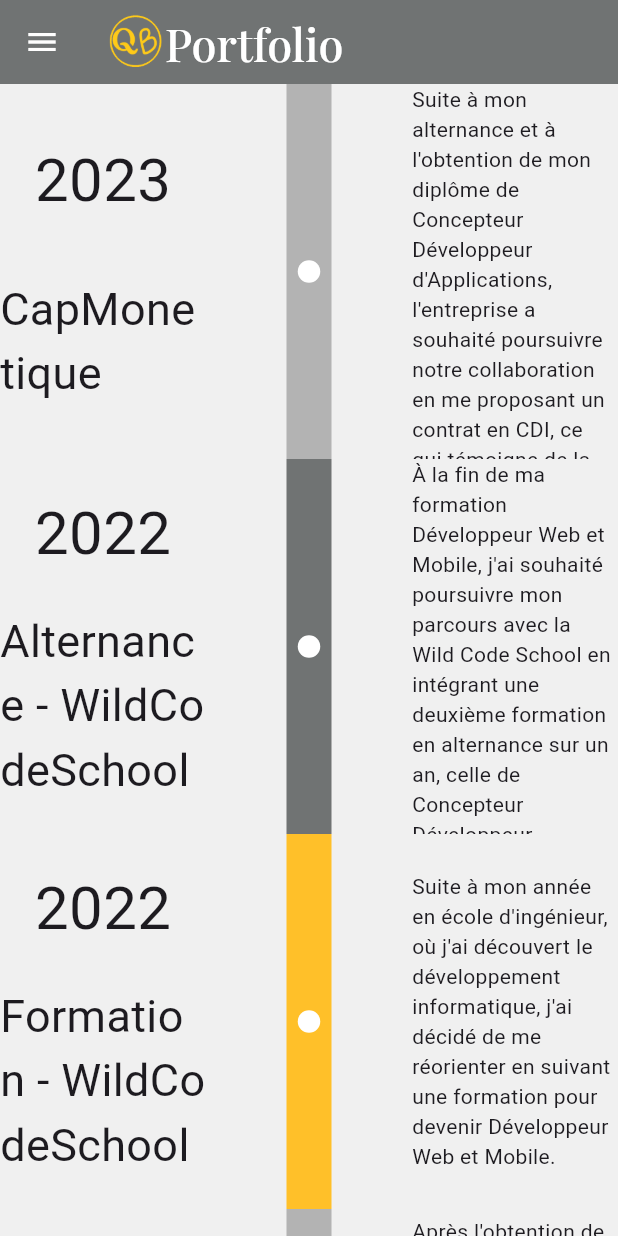
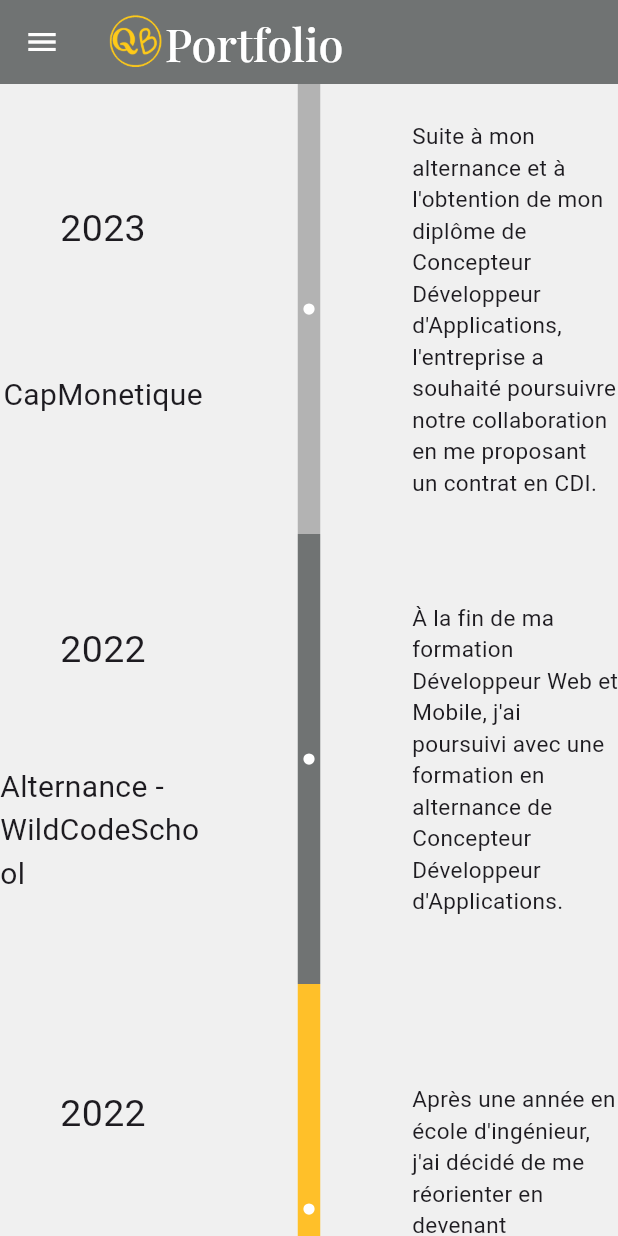
Before and after one commit to quentin37/portfolio, a Flutter app: the screen it shows after launch, in the side drawer, after a tap on "Mon parcours", on a phone screen of 412 x 824 dp. Run offline on Flutter 3.47's test engine with Material 3 defaults, Android fonts, the light colour scheme and no system bars; our stand-ins replace animated_text_kit, google_fonts.

Commit message:
add widget and refactor code

```diff
--- a/lib/screens/parcours.dart
+++ b/lib/screens/parcours.dart
@@ -13,6 +13,60 @@
 class MyPathState extends State<MyPath> {
   bool isHovering1 = false;
   bool isHovering2 = false;
+  double title = 35;
+  double subTitle = 25;
+  double description = 20;
+  double height = 250;
+
+  @override
+  void didChangeDependencies() {
+    super.didChangeDependencies();
+    if (Responsive.isMobile(context)) {
+      title = 25;subTitle = 20;description = 15;height=300;
+    } else if (Responsive.isTablet(context)) {
+      title = 30;subTitle = 25;description = 20;height=250;
+    } else {
+      title = 35;subTitle = 30;description = 20;height=250;
+    }
+  }
+
+  final List<Map<String, String>> timelineData = [
+    {
+      'color':'0xffB3B3B3',
+      'year': '2023',
+      'title': 'CapMonetique',
+      'description':
+      'Suite à mon alternance et à l\'obtention de mon diplôme de Concepteur Développeur d\'Applications, l\'entreprise a souhaité poursuivre notre collaboration en me proposant un contrat en CDI.'
+    },
+    {
+      'color':'0xff707373',
+      'year': '2022',
+      'title': 'Alternance - WildCodeSchool',
+      'description':
+      'À la fin de ma formation Développeur Web et Mobile, j\'ai poursuivi avec une formation en alternance de Concepteur Développeur d\'Applications.'
+    },
+    {
+      'color':'0xffFFC029',
+      'year': '2022',
+      'title': 'Formation - WildCodeSchool',
+      'description':
+      'Après une année en école d\'ingénieur, j\'ai décidé de me réorienter en devenant Développeur Web et Mobile via la Wild Code School.'
+    },
+    {
+      'color':'0xffB3B3B3',
+      'year': '2021',
+      'title': 'SupInfo',
+      'description':
+      'Après mon baccalauréat STI2D, j\'ai approfondi mes connaissances en informatique en intégrant une école d\'ingénieur.'
+    },
+    {
+      'color':'0xff707373',
+      'year': '2020',
+      'title': 'Baccalauréat',
+      'description':
+      'Obtention du baccalauréat Technologique STI2D avec la mention Assez Bien, option SIN (Systèmes d\'Information et Numérique).'
+    }
+  ];
 
   @override
   Widget build(BuildContext context) {
@@ -89,223 +143,72 @@
       ) : null,
       body: SingleChildScrollView(
         child: Column(
-          children: <Widget>[
-            SizedBox(
-              height: 250,
+          children:
+          timelineData.map((data) {
+            return _buildTimelineRow(
+                context,int.parse(data['color']!), data['year']!, data['title']!, data['description']!, title, subTitle, description, Responsive.isMobile(context) ? 15 : 30,height);
+          }).toList(),
+        ),
+      ),
+    );
+  }
+
+  Widget _buildTimelineRow(BuildContext context,int color, String year, String title, String description,
+      double titleFontSize, double subTitleFontSize, double descriptionFontSize, double dotSize,double height) {
+    return SizedBox(
+        height: height,
         child: Row(
           mainAxisAlignment: MainAxisAlignment.spaceAround,
           crossAxisAlignment: CrossAxisAlignment.center,
           children: [
+            // Year and Title Column
             SizedBox(
               width: MediaQuery.of(context).size.width / 3,
-                    child: const Column(
+              child: Column(
                 mainAxisAlignment: MainAxisAlignment.spaceEvenly,
                 children: [
-                        Text('2023', style: TextStyle(fontSize: 40),),
-                        Text('CapMonetique',style: TextStyle(fontSize: 30)),
+                  Text(year, style: TextStyle(fontSize: titleFontSize)),
+                  Text(title, style: TextStyle(fontSize: subTitleFontSize)),
                 ],
               ),
             ),
+
+            // Vertical Line with Dot
             SizedBox(
               width: MediaQuery.of(context).size.width / 3,
               child: Center(
                 child: Container(
-                        width: 30,
-                        color: const Color(0xffB3B3B3),
+                  width: dotSize,
+                  color: Color(color),
                   child: Center(
                     child: Container(
-                            width: 15,
-                            height: 15,
+                      width: dotSize / 2,
+                      height: dotSize / 2,
                       decoration: BoxDecoration(
                         color: Colors.white,
-                              borderRadius: BorderRadius.circular(15),),
-                        ),
-                      )),
+                        borderRadius: BorderRadius.circular(15),
                       ),
                     ),
+                  ),
+                ),
+              ),
+            ),
+
+            // Description Column
             SizedBox(
               width: MediaQuery.of(context).size.width / 3,
-                    child: const Row(children: [
-                      Flexible(child: Text('Suite à mon alternance et à l\'obtention de mon diplôme de Concepteur Développeur d\'Applications, l\'entreprise a souhaité poursuivre notre collaboration en me proposant un contrat en CDI, ce qui témoigne de la confiance qu\'elle m\'accorde pour continuer à contribuer à ses projets'))
-                    ],),
-                  )
-
+              child: Row(
+                children: [
+                  Flexible(
+                    child: Text(
+                      description,
+                      style: TextStyle(fontSize: descriptionFontSize),
+                    ),
+                  ),
                 ],
               ),
             ),
-            SizedBox(
-              height: 250,
-              child: Row(
-                mainAxisAlignment: MainAxisAlignment.spaceAround,
-                children: [
-                  SizedBox(
-                    width: MediaQuery.of(context).size.width / 3,
-                    child: const Column(
-                      mainAxisAlignment: MainAxisAlignment.spaceEvenly,
-                      children: [
-                        Text('2022', style: TextStyle(fontSize: 40),),
-                        Text('Alternance - WildCodeSchool',style: TextStyle(fontSize: 30)),
           ],
-                    ),
-                  ),
-                  SizedBox(
-                    width: MediaQuery.of(context).size.width / 3,
-                    child: Center(
-                      child: Container(
-                          width: 30,
-                          color: const Color(0xff707373),
-                          child: Center(
-                            child: Container(
-                              width: 15,
-                              height: 15,
-                              decoration: BoxDecoration(
-                                color: Colors.white,
-                                borderRadius: BorderRadius.circular(15),),
-                            ),
-                          )),
-                    ),
-                  ),
-                  SizedBox(
-                    width: MediaQuery.of(context).size.width / 3,
-                    child: const Row(children: [
-                      Flexible(child: Text('À la fin de ma formation Développeur Web et Mobile, j\'ai souhaité poursuivre mon parcours avec la Wild Code School en intégrant une deuxième formation en alternance sur un an, celle de Concepteur Développeur d\'Applications.'))
-                    ],),
-                  )
-
-                ],
-              ),
-            ),
-            SizedBox(
-              height: 250,
-              child: Row(
-                mainAxisAlignment: MainAxisAlignment.spaceAround,
-                children: [
-                  SizedBox(
-                    width: MediaQuery.of(context).size.width / 3,
-                    child: const Column(
-                      mainAxisAlignment: MainAxisAlignment.spaceEvenly,
-                      children: [
-                        Text('2022', style: TextStyle(fontSize: 40),),
-                        Text('Formation - WildCodeSchool',style: TextStyle(fontSize: 30)),
-                      ],
-                    ),
-                  ),
-                  SizedBox(
-                    width: MediaQuery.of(context).size.width / 3,
-                    child: Center(
-                      child: Container(
-                          width: 30,
-                          color: const Color(0xffFFC029),
-                          child: Center(
-                            child: Container(
-                              width: 15,
-                              height: 15,
-                              decoration: BoxDecoration(
-                                color: Colors.white,
-                                borderRadius: BorderRadius.circular(15),),
-                            ),
-                          )),
-                    ),
-                  ),
-                  SizedBox(
-                    width: MediaQuery.of(context).size.width / 3,
-                    child: const Row(children: [
-                      Flexible(child: Text('Suite à mon année en école d\'ingénieur, où j\'ai découvert le développement informatique, j\'ai décidé de me réorienter en suivant une formation pour devenir Développeur Web et Mobile.'))
-                    ],),
-                  )
-
-                ],
-              ),
-            ),
-            SizedBox(
-              height: 250,
-              child: Row(
-                mainAxisAlignment: MainAxisAlignment.spaceAround,
-                children: [
-                  SizedBox(
-                    width: MediaQuery.of(context).size.width / 3,
-                    child: const Column(
-                      mainAxisAlignment: MainAxisAlignment.spaceEvenly,
-                      children: [
-                        Text('2021', style: TextStyle(fontSize: 40),),
-                        Text('SupInfo',style: TextStyle(fontSize: 30)),
-                      ],
-                    ),
-                  ),
-                  SizedBox(
-                    width: MediaQuery.of(context).size.width / 3,
-                    child: Center(
-                      child: Container(
-                          width: 30,
-                          color: const Color(0xffB3B3B3),
-                          child: Center(
-                            child: Container(
-                              width: 15,
-                              height: 15,
-                              decoration: BoxDecoration(
-                                color: Colors.white,
-                                borderRadius: BorderRadius.circular(15),),
-                            ),
-                          )),
-                    ),
-                  ),
-                  SizedBox(
-                    width: MediaQuery.of(context).size.width / 3,
-                    child: const Row(children: [
-                      Flexible(child: Text('Après l\'obtention de mon baccalauréat STI2D, j\'ai souhaité approfondir mes connaissances en informatique. J\'ai donc décidé d\'intégrer une école d\'ingénieur, où j\'ai poursuivi mes études jusqu\'en 2022.'))
-                    ],),
-                  )
-
-                ],
-              ),
-            ),
-
-            SizedBox(
-              height: 250,
-              child: Row(
-                mainAxisAlignment: MainAxisAlignment.center,
-                children: [
-                  SizedBox(
-                    width: MediaQuery.of(context).size.width / 3,
-                    child: const Column(
-                      mainAxisAlignment: MainAxisAlignment.spaceEvenly,
-                      children: [
-                        Text('2020', style: TextStyle(fontSize: 40),),
-                        Text('Baccalauréat',style: TextStyle(fontSize: 30)),
-                      ],
-                    ),
-                  ),
-                  SizedBox(
-                    //width: ,
-                    width: MediaQuery.of(context).size.width / 3,
-                    child: Center(
-                      child: Container(
-                          width: 30,
-                          color: const Color(0xff707373),
-                          child: Center(
-                            child: Container(
-                              width: 15,
-                              height: 15,
-                              decoration: BoxDecoration(
-                                color: Colors.white,
-                                borderRadius: BorderRadius.circular(15),),
-                            ),
-                          )),
-                    ),
-                  ),
-                  SizedBox(
-                    width: MediaQuery.of(context).size.width / 3,
-                    child: const Row(children: [
-                      Flexible(child: Text('Obtention du baccalauréat Technologique STI2D (Sciences et Technologies de l\'Industrie et du Développement Durable), option SIN (Systèmes d\'Information et Numérique), avec la mention Assez Bien.'))
-                    ],),
-                  )
-
-                ],
-              ),
-            )
-
-           ],
-        ),
         ),
     );
   }
```
Lines whose indentation alone changed are shown as unchanged.
